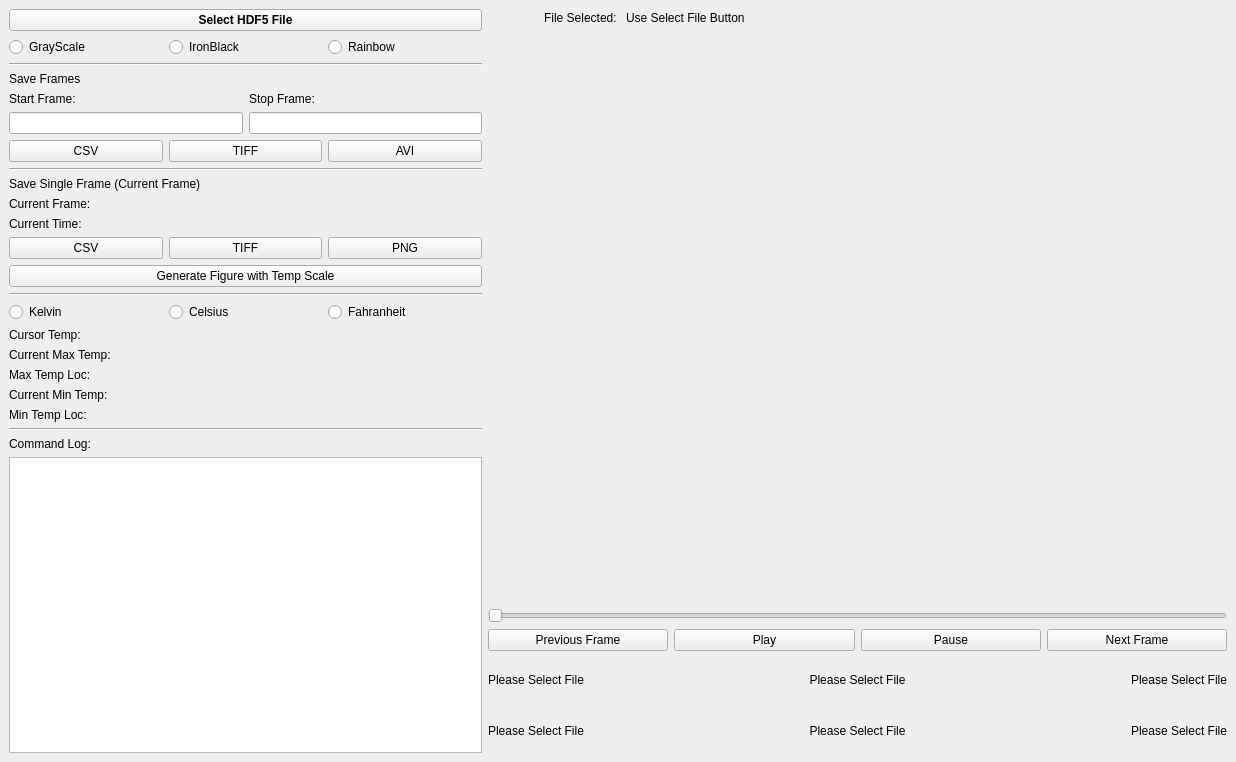
shin1007/purethermal1-uvc-capture, file ui_software/Parabilis_Thermal/ir_post_v2.ui: the form before one commit.
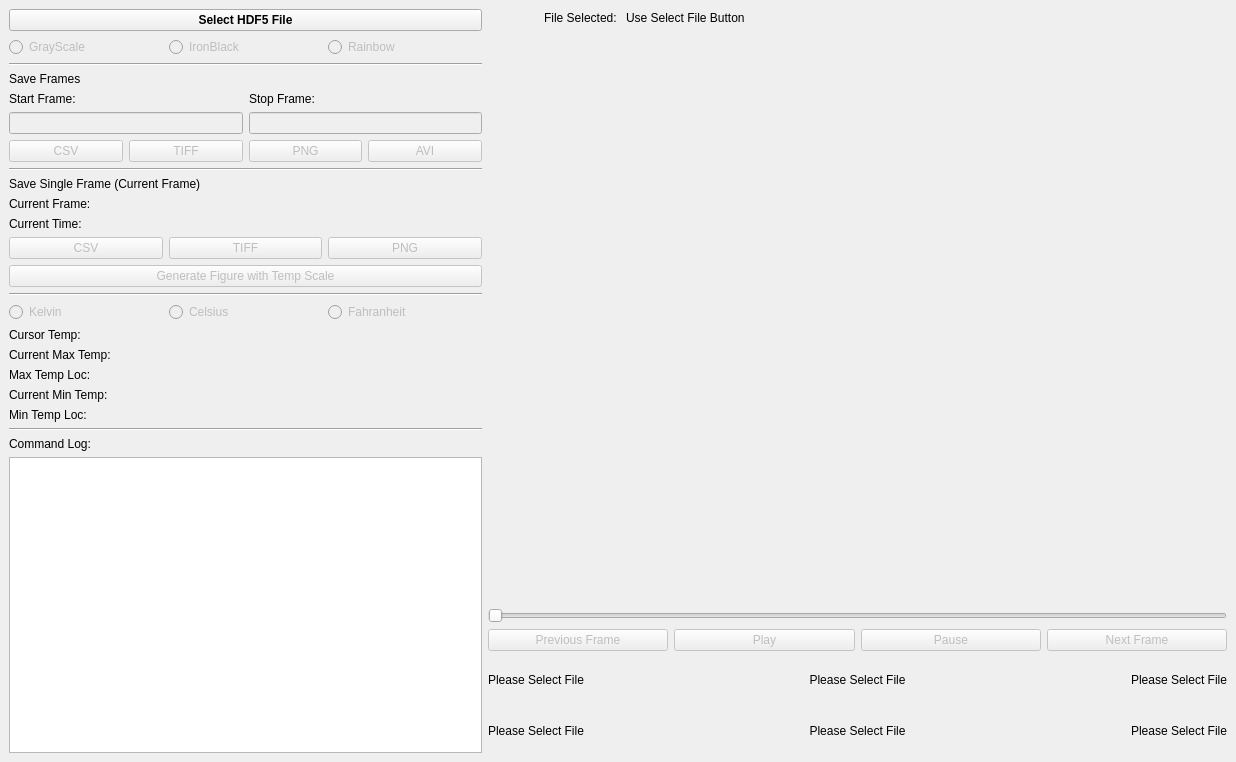
The form after the commit.

Commit message: disabled buttons before selecting hdf5 file

The edit to the form file:
```diff
--- a/ui_software/Parabilis_Thermal/ir_post_v2.ui
+++ b/ui_software/Parabilis_Thermal/ir_post_v2.ui
@@ -73,7 +73,7 @@
       <item>
        <widget class="QSlider" name="sl">
         <property name="enabled">
-         <bool>true</bool>
+         <bool>false</bool>
         </property>
         <property name="minimumSize">
          <size>
@@ -89,9 +89,9 @@
       <item>
        <layout class="QHBoxLayout" name="horizontalLayout_6">
         <item>
-         <widget class="QPushButton" name="prevFrame">
+         <widget class="QPushButton" name="btnPrevFrame">
           <property name="enabled">
-           <bool>true</bool>
+           <bool>false</bool>
           </property>
           <property name="text">
            <string>Previous Frame</string>
@@ -99,9 +99,9 @@
          </widget>
         </item>
         <item>
-         <widget class="QPushButton" name="playVidBut">
+         <widget class="QPushButton" name="btnPlay">
           <property name="enabled">
-           <bool>true</bool>
+           <bool>false</bool>
           </property>
           <property name="text">
            <string>Play</string>
@@ -109,9 +109,9 @@
          </widget>
         </item>
         <item>
-         <widget class="QPushButton" name="pauseVidBut">
+         <widget class="QPushButton" name="btnPause">
           <property name="enabled">
-           <bool>true</bool>
+           <bool>false</bool>
           </property>
           <property name="text">
            <string>Pause</string>
@@ -119,9 +119,9 @@
          </widget>
         </item>
         <item>
-         <widget class="QPushButton" name="nextFrame">
+         <widget class="QPushButton" name="btnNextFrame">
           <property name="enabled">
-           <bool>true</bool>
+           <bool>false</bool>
           </property>
           <property name="text">
            <string>Next Frame</string>
@@ -206,7 +206,7 @@
        <enum>QLayout::SetMaximumSize</enum>
       </property>
       <item>
-       <widget class="QPushButton" name="selectFileBut">
+       <widget class="QPushButton" name="btnFileSelect">
         <property name="maximumSize">
          <size>
           <width>16777215</width>
@@ -228,6 +228,9 @@
        <layout class="QHBoxLayout" name="horizontalLayout_4">
         <item>
          <widget class="QRadioButton" name="rdoGrayScale">
+          <property name="enabled">
+           <bool>false</bool>
+          </property>
           <property name="text">
            <string>GrayScale</string>
           </property>
@@ -235,6 +238,9 @@
         </item>
         <item>
          <widget class="QRadioButton" name="rdoIronBlack">
+          <property name="enabled">
+           <bool>false</bool>
+          </property>
           <property name="text">
            <string>IronBlack</string>
           </property>
@@ -242,6 +248,9 @@
         </item>
         <item>
          <widget class="QRadioButton" name="rdoRainbow">
+          <property name="enabled">
+           <bool>false</bool>
+          </property>
           <property name="text">
            <string>Rainbow</string>
           </property>
@@ -286,7 +295,7 @@
         <item>
          <widget class="QLineEdit" name="startEdit">
           <property name="enabled">
-           <bool>true</bool>
+           <bool>false</bool>
           </property>
           <property name="text">
            <string/>
@@ -296,7 +305,7 @@
         <item>
          <widget class="QLineEdit" name="stopEdit">
           <property name="enabled">
-           <bool>true</bool>
+           <bool>false</bool>
           </property>
           <property name="text">
            <string/>
@@ -308,16 +317,19 @@
       <item>
        <layout class="QHBoxLayout" name="hrz_Video">
         <item>
-         <widget class="QPushButton" name="btnCsvVid">
+         <widget class="QPushButton" name="btnSaveCsvs">
+          <property name="enabled">
+           <bool>false</bool>
+          </property>
           <property name="text">
            <string>CSV</string>
           </property>
          </widget>
         </item>
         <item>
-         <widget class="QPushButton" name="makeTiffBut">
+         <widget class="QPushButton" name="btnSaveTiffs">
           <property name="enabled">
-           <bool>true</bool>
+           <bool>false</bool>
           </property>
           <property name="text">
            <string>TIFF</string>
@@ -325,9 +337,19 @@
          </widget>
         </item>
         <item>
-         <widget class="QPushButton" name="saveAsVideoSS">
+         <widget class="QPushButton" name="btnSavePngs">
           <property name="enabled">
-           <bool>true</bool>
+           <bool>false</bool>
+          </property>
+          <property name="text">
+           <string>PNG</string>
+          </property>
+         </widget>
+        </item>
+        <item>
+         <widget class="QPushButton" name="btnSaveAvi">
+          <property name="enabled">
+           <bool>false</bool>
           </property>
           <property name="text">
            <string>AVI</string>
@@ -367,23 +389,29 @@
       <item>
        <layout class="QHBoxLayout" name="hrz_SignleFrame">
         <item>
-         <widget class="QPushButton" name="btnCsvPic">
+         <widget class="QPushButton" name="btnSaveCsv">
+          <property name="enabled">
+           <bool>false</bool>
+          </property>
           <property name="text">
            <string>CSV</string>
           </property>
          </widget>
         </item>
         <item>
-         <widget class="QPushButton" name="btnTiffPic">
+         <widget class="QPushButton" name="btnSaveTiff">
+          <property name="enabled">
+           <bool>false</bool>
+          </property>
           <property name="text">
            <string>TIFF</string>
           </property>
          </widget>
         </item>
         <item>
-         <widget class="QPushButton" name="saveCvImageBut">
+         <widget class="QPushButton" name="btnSavePng">
           <property name="enabled">
-           <bool>true</bool>
+           <bool>false</bool>
           </property>
           <property name="text">
            <string>PNG</string>
@@ -393,9 +421,9 @@
        </layout>
       </item>
       <item>
-       <widget class="QPushButton" name="tempScaleBut">
+       <widget class="QPushButton" name="btnTempScale">
         <property name="enabled">
-         <bool>true</bool>
+         <bool>false</bool>
         </property>
         <property name="text">
          <string>Generate Figure with Temp Scale</string>
@@ -413,6 +441,9 @@
        <layout class="QHBoxLayout" name="horizontalLayout_7">
         <item>
          <widget class="QRadioButton" name="rdoKelvin">
+          <property name="enabled">
+           <bool>false</bool>
+          </property>
           <property name="text">
            <string>Kelvin</string>
           </property>
@@ -420,6 +451,9 @@
         </item>
         <item>
          <widget class="QRadioButton" name="rdoCelsius">
+          <property name="enabled">
+           <bool>false</bool>
+          </property>
           <property name="text">
            <string>Celsius</string>
           </property>
@@ -427,6 +461,9 @@
         </item>
         <item>
          <widget class="QRadioButton" name="rdoFahrenheit">
+          <property name="enabled">
+           <bool>false</bool>
+          </property>
           <property name="text">
            <string>Fahranheit</string>
           </property>
```
The commit also changes 3 other files.
